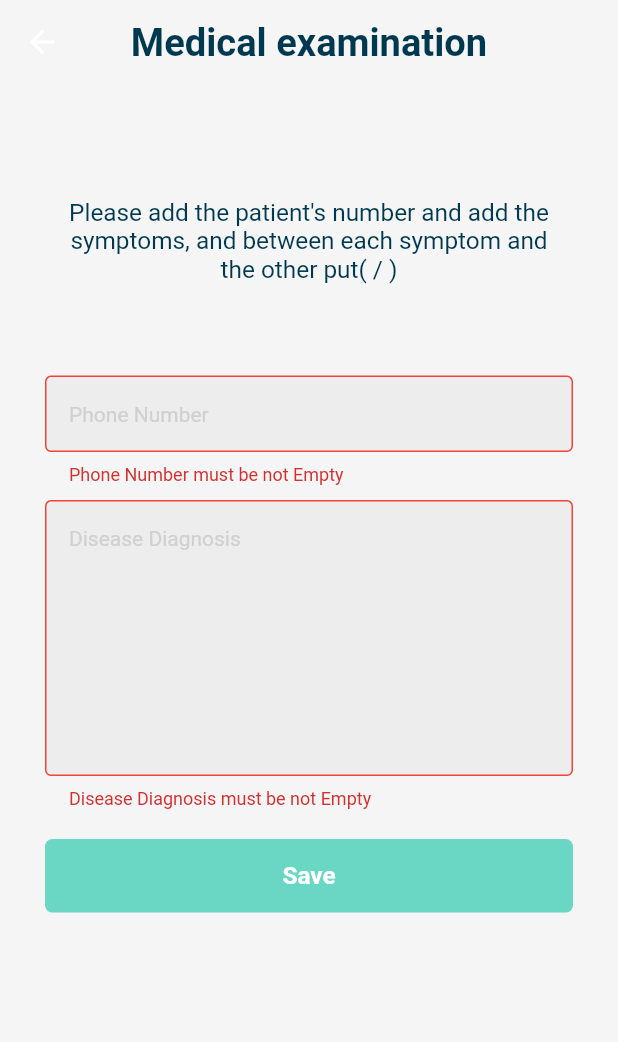
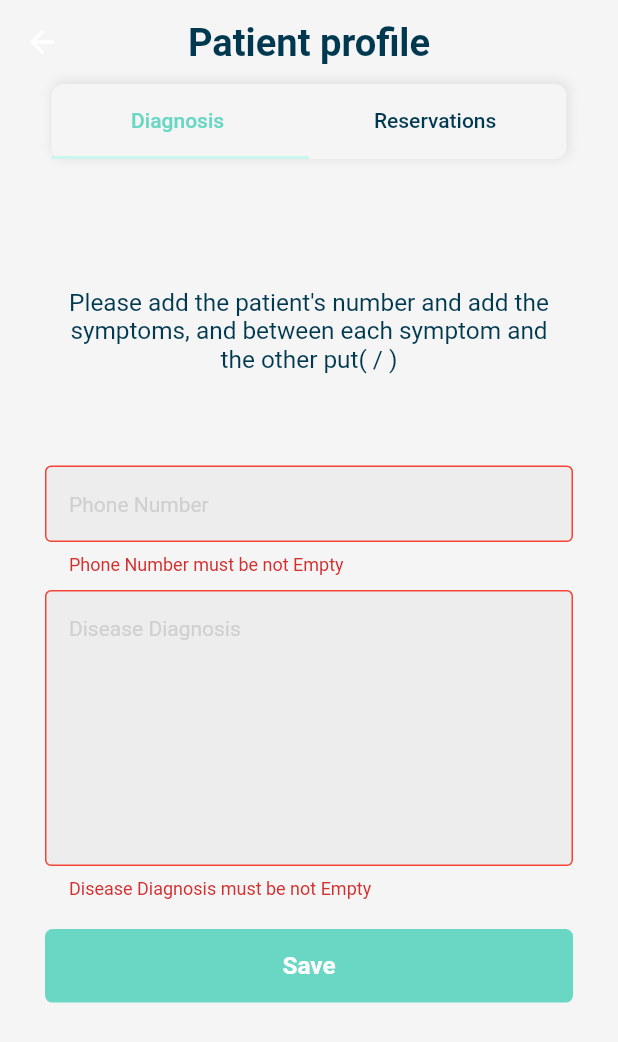
Before and after one commit to Hassan-Daboos/clinicdoctor, a Flutter app: the HomeScreen screen opened directly, after a tap on "Save", on a phone screen of 412 x 824 dp. Shown: the top 1042 px of the screen. Run offline on Flutter 3.47's test engine with Material 2 defaults, Android fonts, the phone set to English and light mode, and no system bars; drawn by our look-alikes of contained_tab_bar_view; our stand-ins replace animated_splash_screen, bloc, cached_network_image, convex_bottom_bar, dio, firebase_auth and 9 more; missing offline and left inert: timeline_list; accounts and stored records are empty; Roboto replaces fonts that are missing (Vazirmatn); project files that could hold a hidden picture were left out.

Commit message:
add in home

```diff
--- /dev/null
+++ b/lib/view/screens/layouthome/homescreen/DiagnosisScreen.dart
@@ -0,0 +1,140 @@
+import 'package:flutter/material.dart';
+
+import '../../../../constant/color_manager.dart';
+import '../../../component/app_component/custom_button.dart';
+import '../../../component/app_component/custom_text.dart';
+import '../../../component/app_component/custom_text_form_filed.dart';
+class DiagnosisScreen extends StatefulWidget {
+  const DiagnosisScreen({Key? key}) : super(key: key);
+
+  @override
+  State<DiagnosisScreen> createState() => _DiagnosisScreenState();
+}
+
+class _DiagnosisScreenState extends State<DiagnosisScreen> {
+  var formKey = GlobalKey<FormState>();
+  TextEditingController phoneController = TextEditingController();
+
+  TextEditingController maradController = TextEditingController();
+
+  @override
+  Widget build(BuildContext context) {
+    return Scaffold(
+      backgroundColor: Colors.grey.shade100,
+      // appBar: AppBar(
+      //   elevation: 0,
+      //   centerTitle: true,
+      //
+      //   backgroundColor: Colors.transparent,
+      //   title:  CustomText(
+      //     text: 'Medical examination',
+      //     fontSize: 25,
+      //     color: textcolor,
+      //     fontWeight: FontWeight.bold,
+      //   ),
+      //
+      //
+      // ),
+      body: SingleChildScrollView(
+        child: Center(
+          child: Form(
+              key: formKey,
+              child: Column(
+                crossAxisAlignment: CrossAxisAlignment.start,
+                children: [
+                  Padding(
+                    padding: const EdgeInsets.all(20.0),
+                    child: Column(
+                      crossAxisAlignment: CrossAxisAlignment.start,
+                      children: [
+
+                        SizedBox(
+                          height: MediaQuery.of(context).size.height / 20,
+                        ),
+                        Padding(
+                          padding: const EdgeInsets.symmetric(
+                              horizontal: 20.0, vertical: 15),
+                          child: CustomText(
+                            textAlign: TextAlign.center,
+                            text: "Please add the patient's number and add the symptoms, and between each symptom and the other put( / )",
+                            fontSize: 16,
+                            color: textcolor,
+                          ),
+                        ),
+                        SizedBox(
+                          height: MediaQuery.of(context).size.height / 20,
+                        ),
+                        Padding(
+                          padding: const EdgeInsets.symmetric(vertical: 5,horizontal: 10),
+                          child: TextFormFieldsCustom(
+                            controller: phoneController,
+                            hintText: "Phone Number",
+                            keyboardType: TextInputType.phone,
+                            textInputAction: TextInputAction.next,
+                            validator: (value) {
+                              if (value!.trim().isEmpty) {
+                                return "Phone Number must be not Empty";
+                              }
+                              return null;
+                            },
+                          ),
+                        ),
+                        Padding(
+                          padding: const EdgeInsets.symmetric(vertical: 5,horizontal: 10),
+                          child: TextFormFieldsCustom(
+                            controller: maradController,
+                            MaxLines: 8,
+                            hintText: "Disease Diagnosis",
+                            keyboardType: TextInputType.text,
+                            textInputAction: TextInputAction.next,
+                            validator: (value) {
+                              if (value!.trim().isEmpty) {
+                                return "Disease Diagnosis must be not Empty";
+                              }
+                              return null;
+                            },
+                          ),
+                        ),
+
+
+
+                        Container(
+                          width: MediaQuery.of(context).size.width,
+                          padding: const EdgeInsets.symmetric(
+                              vertical: 15),
+                          child: CustomButton(
+                            widget: Padding(
+                              padding: const EdgeInsets.symmetric(
+                                  horizontal: 20.0, vertical: 15),
+                              child: CustomText(
+                                text: "Save",
+                                fontSize: 16,
+                                color: Colors.white,
+                                fontWeight: FontWeight.w600,
+                              ),
+                            ),
+                            buttonColor: maincolor,
+                            borderRadius: 5,
+                            onPressed: () {
+                              if (formKey.currentState!.validate()) {
+                                print("objectvald");
+                              }
+                            },
+                          ),
+                        ),
+                        SizedBox(
+                          height: MediaQuery.of(context).size.height / 20,
+                        ),
+
+                      ],
+                    ),
+                  ),
+
+                ],
+              )
+          ),
+        ),
+      ),
+    );
+  }
+}
--- a/lib/view/screens/layouthome/homescreen/HomeScreen.dart
+++ b/lib/view/screens/layouthome/homescreen/HomeScreen.dart
@@ -1,9 +1,12 @@
+import 'package:contained_tab_bar_view/contained_tab_bar_view.dart';
 import 'package:flutter/material.dart';
 
 import '../../../../constant/color_manager.dart';
 import '../../../component/app_component/custom_button.dart';
 import '../../../component/app_component/custom_text.dart';
 import '../../../component/app_component/custom_text_form_filed.dart';
+import 'DiagnosisScreen.dart';
+import 'ReservationsDatesScreen.dart';
 class HomeScreen extends StatefulWidget {
   const HomeScreen({Key? key}) : super(key: key);
 
@@ -12,10 +15,7 @@ class HomeScreen extends StatefulWidget {
 }
 
 class _HomeScreenState extends State<HomeScreen> {
-  var formKey = GlobalKey<FormState>();
-  TextEditingController phoneController = TextEditingController();
 
-  TextEditingController maradController = TextEditingController();
   @override
   Widget build(BuildContext context) {
     return Scaffold(
@@ -26,7 +26,7 @@ class _HomeScreenState extends State<HomeScreen> {
 
           backgroundColor: Colors.transparent,
           title:  CustomText(
-          text: 'Medical examination',
+            text: 'Patient profile',
             fontSize: 25,
             color: textcolor,
             fontWeight: FontWeight.bold,
@@ -34,106 +34,49 @@ class _HomeScreenState extends State<HomeScreen> {
 
 
         ),
-      body: SingleChildScrollView(
-        child: Center(
-          child: Form(
-              key: formKey,
-              child: Column(
-                crossAxisAlignment: CrossAxisAlignment.start,
-                children: [
+        body: ContainedTabBarView(
+          tabs: [
+            Text('Diagnosis '),
+            Text('Reservations '),
+          ],
+          tabBarProperties: TabBarProperties(
+            width: MediaQuery.of(context).size.width/1.2,
+            height: 50,
+            background: Container(
+              decoration: BoxDecoration(
+                color: Colors.grey.shade100,
+                borderRadius: BorderRadius.all(Radius.circular(8.0)),
+                boxShadow: [
+                  BoxShadow(
+                    color: Colors.grey.shade300,
+                    spreadRadius: 0.5,
+                    blurRadius: 5,
+                    offset: Offset(1, -1),
+                  ),
+                ],
+              ),
+            ),
+            position: TabBarPosition.top,
+            alignment: TabBarAlignment.center,
+            indicatorColor: background,
+            labelColor: maincolor,
+
+            unselectedLabelColor: textcolor,
+          ),
+          views: [
             Padding(
-                    padding: const EdgeInsets.all(20.0),
-                    child: Column(
-                      crossAxisAlignment: CrossAxisAlignment.start,
-                      children: [
-
-                        SizedBox(
-                          height: MediaQuery.of(context).size.height / 20,
+              padding: const EdgeInsets.symmetric(vertical: 10),
+              child: DiagnosisScreen(),
             ),
             Padding(
-                          padding: const EdgeInsets.symmetric(
-                              horizontal: 20.0, vertical: 15),
-                          child: CustomText(
-                            textAlign: TextAlign.center,
-                            text: "Please add the patient's number and add the symptoms, and between each symptom and the other put( / )",
-                            fontSize: 16,
-                            color: textcolor,
-                          ),
-                        ),
-                        SizedBox(
-                          height: MediaQuery.of(context).size.height / 20,
-                        ),
-                        Padding(
-                          padding: const EdgeInsets.symmetric(vertical: 5,horizontal: 10),
-                          child: TextFormFieldsCustom(
-                            controller: phoneController,
-                            hintText: "Phone Number",
-                            keyboardType: TextInputType.phone,
-                            textInputAction: TextInputAction.next,
-                            validator: (value) {
-                              if (value!.trim().isEmpty) {
-                                return "Phone Number must be not Empty";
-                              }
-                              return null;
-                            },
-                          ),
-                        ),
-                        Padding(
-                          padding: const EdgeInsets.symmetric(vertical: 5,horizontal: 10),
-                          child: TextFormFieldsCustom(
-                            controller: maradController,
-                            MaxLines: 8,
-                            hintText: "Disease Diagnosis",
-                            keyboardType: TextInputType.text,
-                            textInputAction: TextInputAction.next,
-                            validator: (value) {
-                              if (value!.trim().isEmpty) {
-                                return "Disease Diagnosis must be not Empty";
-                              }
-                              return null;
-                            },
-                          ),
-                        ),
-
-
-
-                        Container(
-                          width: MediaQuery.of(context).size.width,
-                          padding: const EdgeInsets.symmetric(
-                           vertical: 15),
-                          child: CustomButton(
-                            widget: Padding(
-                              padding: const EdgeInsets.symmetric(
-                                  horizontal: 20.0, vertical: 15),
-                              child: CustomText(
-                                text: "Save",
-                                fontSize: 16,
-                                color: Colors.white,
-                                fontWeight: FontWeight.w600,
-                              ),
-                            ),
-                            buttonColor: maincolor,
-                            borderRadius: 5,
-                            onPressed: () {
-                              if (formKey.currentState!.validate()) {
-                                print("objectvald");
-                              }
-                            },
-                          ),
-                        ),
-                        SizedBox(
-                          height: MediaQuery.of(context).size.height / 20,
-                        ),
-
-                      ],
-                    ),
+              padding: const EdgeInsets.symmetric(vertical: 10),
+              child: ReservationsDatesScreen(),
             ),
 
           ],
         )
-          ),
-        ),
-      ),
+
+
     );
   }
 }
--- /dev/null
+++ b/lib/view/screens/layouthome/homescreen/ReservationsDatesScreen.dart
@@ -0,0 +1,20 @@
+import 'package:flutter/material.dart';
+class ReservationsDatesScreen extends StatefulWidget {
+  const ReservationsDatesScreen({Key? key}) : super(key: key);
+
+  @override
+  State<ReservationsDatesScreen> createState() => _ReservationsDatesScreenState();
+}
+
+class _ReservationsDatesScreenState extends State<ReservationsDatesScreen> {
+  @override
+  Widget build(BuildContext context) {
+    return  Scaffold(
+      backgroundColor: Colors.grey.shade100,
+
+
+
+
+    );
+  }
+}
--- a/pubspec.yaml
+++ b/pubspec.yaml
@@ -59,7 +59,7 @@ dependencies:
   shared_preferences:
   dio:
   curl_logger_dio_interceptor:
-  firebase_core:
+  firebase_core: ^2.9.0
   firebase_auth: ^4.4.0
 
 dev_dependencies:
```
Lines whose indentation alone changed are shown as unchanged.
